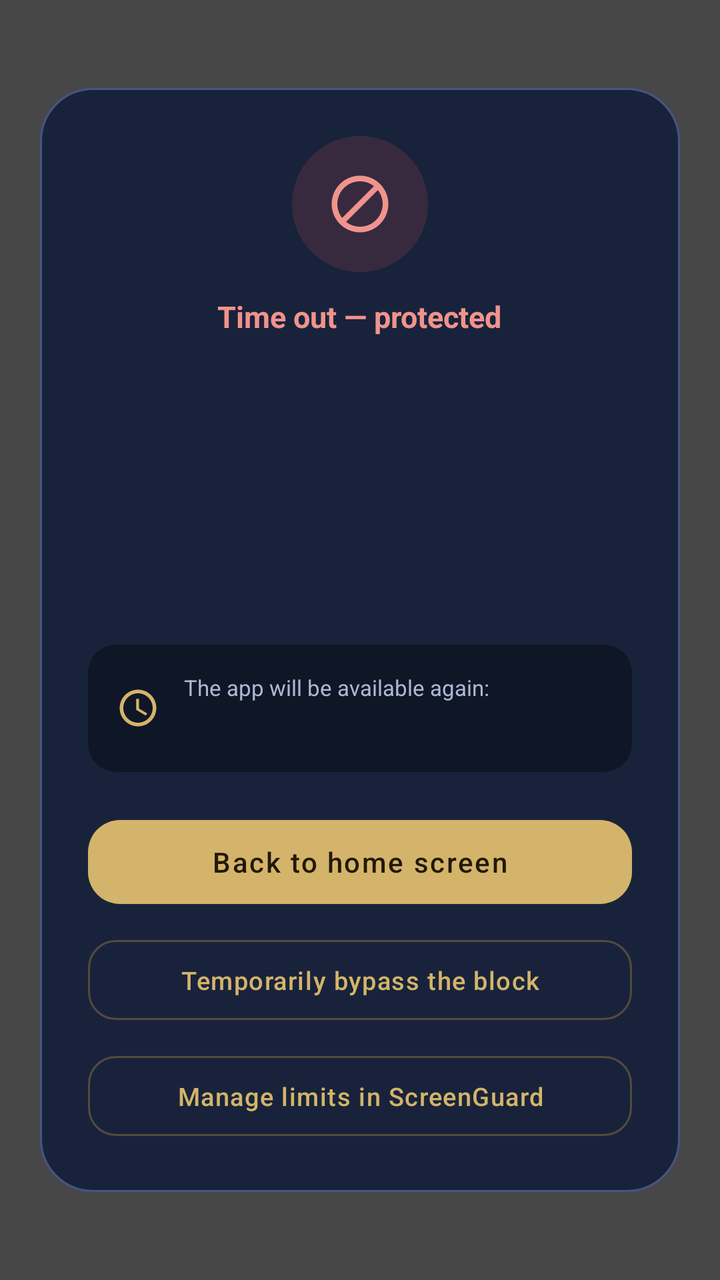
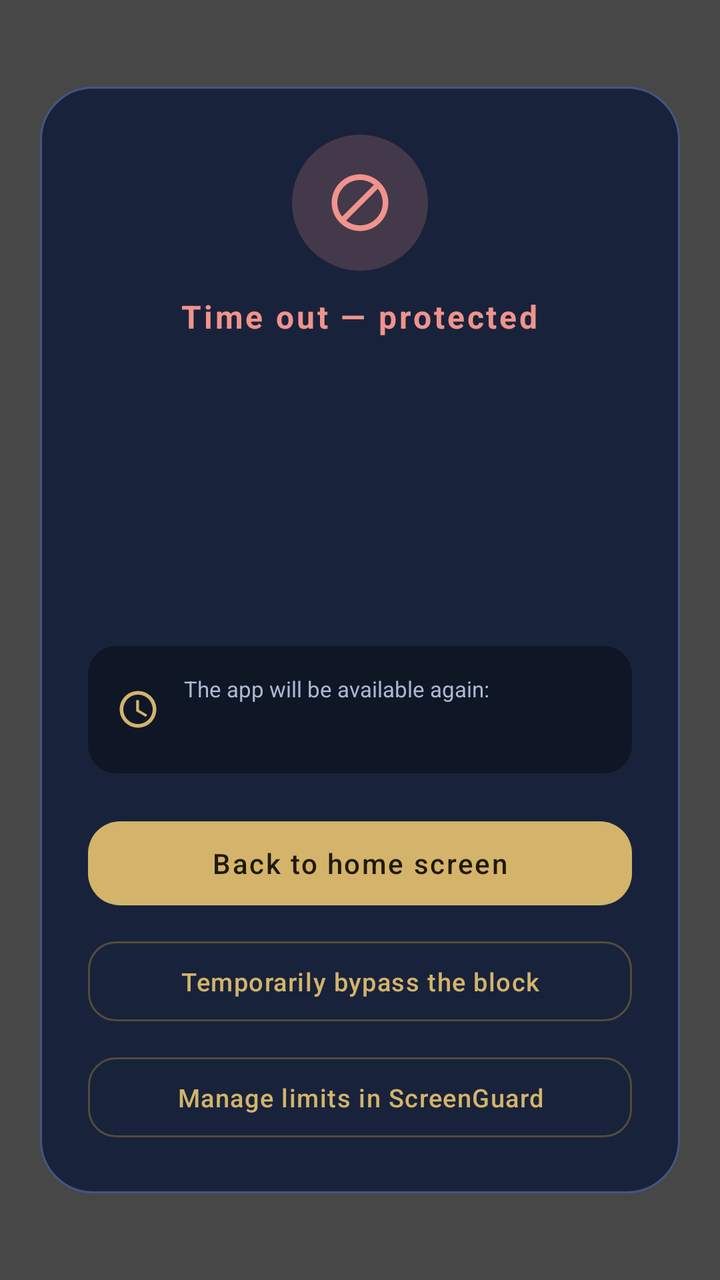

An Android layout rendered at two revisions. The XML below is the earlier revision; the diff shows what the commit changed to produce the second picture.
<!-- AndroidManifest.xml: activity theme Theme.ScreenGuard.BlockDialog -->
<!-- res/layout/activity_block.xml -->
<?xml version="1.0" encoding="utf-8"?>
<FrameLayout xmlns:android="http://schemas.android.com/apk/res/android"
    xmlns:app="http://schemas.android.com/apk/res-auto"
    android:id="@+id/blockRoot"
    android:layout_width="match_parent"
    android:layout_height="match_parent"
    android:background="@color/block_scrim"
    android:clickable="true"
    android:focusable="true">

    <ScrollView
        android:layout_width="match_parent"
        android:layout_height="wrap_content"
        android:layout_gravity="center"
        android:fillViewport="true"
        android:overScrollMode="never">

        <LinearLayout
            android:id="@+id/blockCard"
            android:layout_width="match_parent"
            android:layout_height="wrap_content"
            android:layout_marginStart="20dp"
            android:layout_marginEnd="20dp"
            android:background="@drawable/bg_block_card"
            android:clickable="true"
            android:focusable="true"
            android:gravity="center_horizontal"
            android:orientation="vertical"
            android:padding="24dp">

            
            <FrameLayout
                android:layout_width="68dp"
                android:layout_height="68dp"
                android:background="@drawable/bg_block_badge">

                <ImageView
                    android:layout_width="34dp"
                    android:layout_height="34dp"
                    android:layout_gravity="center"
                    android:contentDescription="@string/overlay_title"
                    android:src="@drawable/ic_block"
                    app:tint="@color/overlay_danger" />
            </FrameLayout>

            <TextView
                android:layout_width="wrap_content"
                android:layout_height="wrap_content"
                android:layout_marginTop="12dp"
                android:text="@string/overlay_title"
                android:textColor="@color/overlay_danger"
                android:textSize="15sp"
                android:textStyle="bold" />

            
            <ImageView
                android:id="@+id/blockAppIcon"
                android:layout_width="60dp"
                android:layout_height="60dp"
                android:layout_marginTop="16dp"
                android:contentDescription="@string/overlay_title" />

            <TextView
                android:id="@+id/blockAppName"
                android:layout_width="match_parent"
                android:layout_height="wrap_content"
                android:layout_marginTop="10dp"
                android:gravity="center"
                android:textColor="?attr/sgTextPrimary"
                android:textSize="20sp"
                android:textStyle="bold" />

            <TextView
                android:id="@+id/blockReason"
                android:layout_width="match_parent"
                android:layout_height="wrap_content"
                android:layout_marginTop="6dp"
                android:gravity="center"
                android:textColor="?attr/sgTextSecondary"
                android:textSize="14sp" />

            
            <LinearLayout
                android:id="@+id/nextAvailableBox"
                android:layout_width="match_parent"
                android:layout_height="wrap_content"
                android:layout_marginTop="16dp"
                android:background="@drawable/bg_block_next"
                android:gravity="center_vertical"
                android:orientation="horizontal"
                android:padding="14dp">

                <ImageView
                    android:layout_width="22dp"
                    android:layout_height="22dp"
                    android:contentDescription="@string/overlay_next_available"
                    android:src="@drawable/ic_clock"
                    app:tint="?attr/sgAccentText" />

                <LinearLayout
                    android:layout_width="0dp"
                    android:layout_height="wrap_content"
                    android:layout_marginStart="12dp"
                    android:layout_weight="1"
                    android:orientation="vertical">

                    <TextView
                        android:layout_width="wrap_content"
                        android:layout_height="wrap_content"
                        android:text="@string/overlay_next_available"
                        android:textColor="?attr/sgTextSecondary"
                        android:textSize="11sp" />

                    <TextView
                        android:id="@+id/nextAvailableValue"
                        android:layout_width="wrap_content"
                        android:layout_height="wrap_content"
                        android:layout_marginTop="2dp"
                        android:textColor="?attr/sgAccentText"
                        android:textSize="14sp"
                        android:textStyle="bold" />
                </LinearLayout>
            </LinearLayout>

            
            <Button
                android:id="@+id/btnGoHome"
                style="@style/AppButton"
                android:layout_width="match_parent"
                android:layout_height="50dp"
                android:layout_marginTop="20dp"
                android:text="@string/overlay_home" />

            <Button
                android:id="@+id/btnBypass"
                style="@style/AppTonalButton"
                android:layout_width="match_parent"
                android:layout_height="48dp"
                android:layout_marginTop="10dp"
                android:text="@string/overlay_bypass_button" />

            <Button
                android:id="@+id/btnManage"
                style="@style/AppTonalButton"
                android:layout_width="match_parent"
                android:layout_height="48dp"
                android:layout_marginTop="10dp"
                android:text="@string/overlay_manage_restrictions" />
        </LinearLayout>
    </ScrollView>
</FrameLayout>
<!-- resources referenced by this layout -->
<resources>
  <color name="block_scrim">#B8000000</color>
  <color name="overlay_danger">#F0938C</color>
  <!-- drawable bg_block_badge (drawable) -->
  <?xml version="1.0" encoding="utf-8"?>
  <shape xmlns:android="http://schemas.android.com/apk/res/android" android:shape="oval">
      <solid android:color="#26EF5350" />
  </shape>
  <!-- drawable bg_block_next (drawable) -->
  <?xml version="1.0" encoding="utf-8"?>
  <shape xmlns:android="http://schemas.android.com/apk/res/android" android:shape="rectangle">
      <solid android:color="?attr/sgSurfaceAlt" />
      <corners android:radius="14dp" />
  </shape>
  <string name="overlay_bypass_button">Temporarily bypass the block</string>
  <string name="overlay_home">Back to home screen</string>
  <string name="overlay_manage_restrictions">Manage limits in ScreenGuard</string>
  <string name="overlay_next_available">The app will be available again:</string>
  <string name="overlay_title">Time out — protected</string>
  <style name="Theme.ScreenGuard.BlockDialog">
          <item name="sgCanvas">#0A0E18</item>
          <item name="sgHeader">#0D1424</item>
          <item name="sgSurface">#121A2C</item>
          <item name="sgSurfaceElev">#18233B</item>
          <item name="sgSurfaceAlt">#0F1626</item>
          <item name="sgOutline">#2B3A5E</item>
          <item name="sgOutlineStrong">#435684</item>
          <item name="sgDivider">#273356</item>
          <item name="sgAccent">#D4B46A</item>
          <item name="sgAccentSoft">#E9D8AC</item>
          <item name="sgAccentDeep">#8F7440</item>
          <item name="sgOnAccent">#211907</item>
          <item name="sgAccentContainer">#2A2312</item>
          <item name="sgAccentHairline">#808F7440</item>
          <item name="sgAccentText">#D4B46A</item>
          <item name="sgRipple">#26D4B46A</item>
          <item name="sgTextPrimary">#F5F2EA</item>
          <item name="sgTextSecondary">#ADB9D3</item>
          <item name="sgTextTertiary">#8794B4</item>
          <item name="sgKeyBg">#151D31</item>
          <item name="colorPrimary">#D4B46A</item>
          <item name="colorOnPrimary">#211907</item>
          <item name="colorSurface">#121A2C</item>
          <item name="colorOnSurface">#F5F2EA</item>
          <item name="colorOnSurfaceVariant">#ADB9D3</item>
          <item name="android:colorBackground">#0A0E18</item>
          <item name="android:windowIsTranslucent">true</item>
          <item name="android:windowBackground">@android:color/transparent</item>
          <item name="android:windowNoTitle">true</item>
          <item name="android:windowContentOverlay">@null</item>
          <item name="android:backgroundDimEnabled">false</item>
          <item name="android:windowAnimationStyle">@null</item>
          <item name="android:windowLightStatusBar">false</item>
          <item name="android:windowLightNavigationBar">false</item>
      </style>
  <!-- unchanged entries left out for length: 5 -->
</resources>

<!-- the commit's change to res/layout/activity_block.xml (unified diff, before → after) -->
@@ -8,25 +8,32 @@
     android:clickable="true"
     android:focusable="true">
 
+    
     <ScrollView
         android:layout_width="match_parent"
-        android:layout_height="wrap_content"
-        android:layout_gravity="center"
+        android:layout_height="match_parent"
         android:fillViewport="true"
         android:overScrollMode="never">
 
-        <LinearLayout
-            android:id="@+id/blockCard"
+        <FrameLayout
             android:layout_width="match_parent"
-            android:layout_height="wrap_content"
-            android:layout_marginStart="20dp"
-            android:layout_marginEnd="20dp"
-            android:background="@drawable/bg_block_card"
-            android:clickable="true"
-            android:focusable="true"
-            android:gravity="center_horizontal"
-            android:orientation="vertical"
-            android:padding="24dp">
+            android:layout_height="wrap_content">
+
+            <LinearLayout
+                android:id="@+id/blockCard"
+                android:layout_width="match_parent"
+                android:layout_height="wrap_content"
+                android:layout_gravity="center"
+                android:layout_marginStart="20dp"
+                android:layout_marginEnd="20dp"
+                android:layout_marginTop="24dp"
+                android:layout_marginBottom="24dp"
+                android:background="@drawable/bg_block_card"
+                android:clickable="true"
+                android:focusable="true"
+                android:gravity="center_horizontal"
+                android:orientation="vertical"
+                android:padding="24dp">
 
             
             <FrameLayout
@@ -49,8 +56,9 @@
                 android:layout_marginTop="12dp"
                 android:text="@string/overlay_title"
                 android:textColor="@color/overlay_danger"
-                android:textSize="15sp"
-                android:textStyle="bold" />
+                android:textSize="16sp"
+                android:textStyle="bold"
+                android:letterSpacing="0.08" />
 
             
             <ImageView
@@ -147,5 +155,6 @@
                 android:layout_marginTop="10dp"
                 android:text="@string/overlay_manage_restrictions" />
         </LinearLayout>
+        </FrameLayout>
     </ScrollView>
 </FrameLayout>
<!-- resource entries referenced after the edit -->
@@ -5,7 +5,7 @@
   <!-- drawable bg_block_badge (drawable) -->
   <?xml version="1.0" encoding="utf-8"?>
   <shape xmlns:android="http://schemas.android.com/apk/res/android" android:shape="oval">
-      <solid android:color="#26EF5350" />
+      <solid android:color="@color/overlay_danger_soft" />
   </shape>
   <!-- drawable bg_block_next (drawable) -->
   <?xml version="1.0" encoding="utf-8"?>
@@ -19,32 +19,32 @@
   <string name="overlay_next_available">The app will be available again:</string>
   <string name="overlay_title">Time out — protected</string>
   <style name="Theme.ScreenGuard.BlockDialog">
-          <item name="sgCanvas">#0A0E18</item>
+          <item name="sgCanvas">@color/overlay_canvas</item>
           <item name="sgHeader">#0D1424</item>
           <item name="sgSurface">#121A2C</item>
-          <item name="sgSurfaceElev">#18233B</item>
-          <item name="sgSurfaceAlt">#0F1626</item>
-          <item name="sgOutline">#2B3A5E</item>
-          <item name="sgOutlineStrong">#435684</item>
+          <item name="sgSurfaceElev">@color/overlay_card</item>
+          <item name="sgSurfaceAlt">@color/overlay_surface_alt</item>
+          <item name="sgOutline">@color/overlay_outline</item>
+          <item name="sgOutlineStrong">@color/overlay_stroke</item>
           <item name="sgDivider">#273356</item>
-          <item name="sgAccent">#D4B46A</item>
-          <item name="sgAccentSoft">#E9D8AC</item>
-          <item name="sgAccentDeep">#8F7440</item>
-          <item name="sgOnAccent">#211907</item>
-          <item name="sgAccentContainer">#2A2312</item>
-          <item name="sgAccentHairline">#808F7440</item>
-          <item name="sgAccentText">#D4B46A</item>
+          <item name="sgAccent">@color/overlay_accent</item>
+          <item name="sgAccentSoft">@color/overlay_accent_soft</item>
+          <item name="sgAccentDeep">@color/overlay_accent_deep</item>
+          <item name="sgOnAccent">@color/overlay_on_accent</item>
+          <item name="sgAccentContainer">@color/overlay_accent_container</item>
+          <item name="sgAccentHairline">@color/overlay_accent_hairline</item>
+          <item name="sgAccentText">@color/overlay_accent</item>
           <item name="sgRipple">#26D4B46A</item>
-          <item name="sgTextPrimary">#F5F2EA</item>
-          <item name="sgTextSecondary">#ADB9D3</item>
-          <item name="sgTextTertiary">#8794B4</item>
-          <item name="sgKeyBg">#151D31</item>
-          <item name="colorPrimary">#D4B46A</item>
-          <item name="colorOnPrimary">#211907</item>
+          <item name="sgTextPrimary">@color/overlay_text</item>
+          <item name="sgTextSecondary">@color/overlay_text_dim</item>
+          <item name="sgTextTertiary">@color/overlay_text_faint</item>
+          <item name="sgKeyBg">@color/overlay_key_bg</item>
+          <item name="colorPrimary">@color/overlay_accent</item>
+          <item name="colorOnPrimary">@color/overlay_on_accent</item>
           <item name="colorSurface">#121A2C</item>
-          <item name="colorOnSurface">#F5F2EA</item>
-          <item name="colorOnSurfaceVariant">#ADB9D3</item>
-          <item name="android:colorBackground">#0A0E18</item>
+          <item name="colorOnSurface">@color/overlay_text</item>
+          <item name="colorOnSurfaceVariant">@color/overlay_text_dim</item>
+          <item name="android:colorBackground">@color/overlay_canvas</item>
           <item name="android:windowIsTranslucent">true</item>
           <item name="android:windowBackground">@android:color/transparent</item>
           <item name="android:windowNoTitle">true</item>
@@ -54,6 +54,22 @@
           <item name="android:windowLightStatusBar">false</item>
           <item name="android:windowLightNavigationBar">false</item>
       </style>
+  <color name="overlay_danger_soft">#33F0938C</color>
+  <color name="overlay_canvas">#0A0E18</color>
+  <color name="overlay_card">#18233B</color>
+  <color name="overlay_surface_alt">#0F1626</color>
+  <color name="overlay_outline">#2B3A5E</color>
+  <color name="overlay_stroke">#435684</color>
+  <color name="overlay_accent">#D4B46A</color>
+  <color name="overlay_accent_soft">#E9D8AC</color>
+  <color name="overlay_accent_deep">#8F7440</color>
+  <color name="overlay_on_accent">#211907</color>
+  <color name="overlay_accent_container">#2A2312</color>
+  <color name="overlay_accent_hairline">#808F7440</color>
+  <color name="overlay_text">#F5F2EA</color>
+  <color name="overlay_text_dim">#ADB9D3</color>
+  <color name="overlay_text_faint">#8794B4</color>
+  <color name="overlay_key_bg">#151D31</color>
   <!-- unchanged entries left out for length: 5 -->
 </resources>
 
